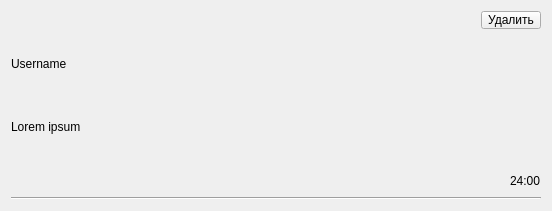
The window that front/listItem_UserPost_deletable.ui (ZXCmitya/Y11) describes before a commit, drawn with Qt 5.
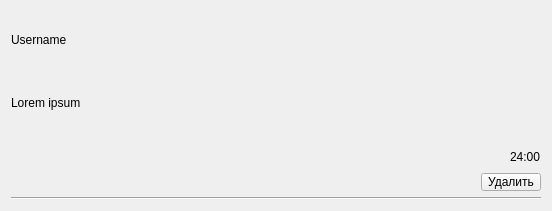
The same window after the commit.

Commit message: changed post widget location

```diff
--- a/front/listItem_UserPost_deletable.ui
+++ b/front/listItem_UserPost_deletable.ui
@@ -14,19 +14,6 @@
    <string>Form</string>
   </property>
   <layout class="QVBoxLayout" name="verticalLayout_2">
-   <item alignment="Qt::AlignRight">
-    <widget class="QPushButton" name="btn_delete_post">
-     <property name="maximumSize">
-      <size>
-       <width>60</width>
-       <height>18</height>
-      </size>
-     </property>
-     <property name="text">
-      <string>Удалить</string>
-     </property>
-    </widget>
-   </item>
    <item>
     <widget class="QLabel" name="label_post_username">
      <property name="text">
@@ -70,6 +57,19 @@
      </property>
     </widget>
    </item>
+   <item alignment="Qt::AlignRight">
+    <widget class="QPushButton" name="btn_delete_post">
+     <property name="maximumSize">
+      <size>
+       <width>60</width>
+       <height>18</height>
+      </size>
+     </property>
+     <property name="text">
+      <string>Удалить</string>
+     </property>
+    </widget>
+   </item>
    <item>
     <widget class="Line" name="line">
      <property name="orientation">
```
The commit also changes 4 other files.
